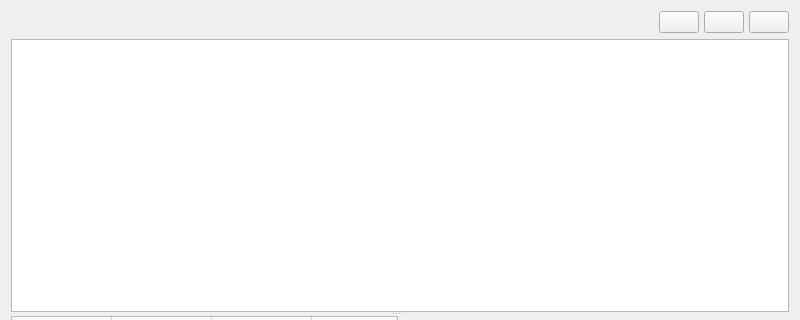
Old version of the form Form_Resultado.ui in the repository ianv97/SO; both pictures show x 0 to 800 and y 0 to 320 of the 800 by 600 pixel window.
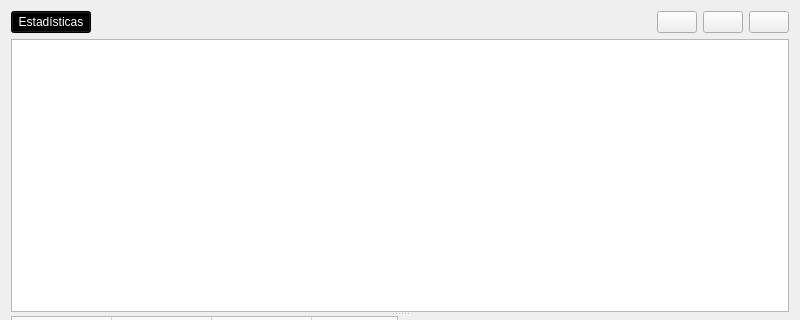
New version of the form. Icons and pictures are not drawn.

```diff
--- a/Form_Resultado.ui
+++ b/Form_Resultado.ui
@@ -18,13 +18,22 @@
   </property>
   <layout class="QGridLayout" name="gridLayout">
    <item row="0" column="0">
-    <layout class="QHBoxLayout" name="horizontalLayout_2">
-     <property name="spacing">
-      <number>5</number>
-     </property>
-     <property name="leftMargin">
-      <number>0</number>
-     </property>
+    <layout class="QHBoxLayout" name="horizontalLayout">
+     <item>
+      <widget class="QPushButton" name="pushButton">
+       <property name="cursor">
+        <cursorShape>PointingHandCursor</cursorShape>
+       </property>
+       <property name="styleSheet">
+        <string notr="true">background-image:url();
+background-color: rgb(0, 0, 0);
+color: rgb(255, 255, 255);</string>
+       </property>
+       <property name="text">
+        <string>Estadísticas</string>
+       </property>
+      </widget>
+     </item>
      <item>
       <spacer name="horizontalSpacer">
        <property name="orientation">
```
